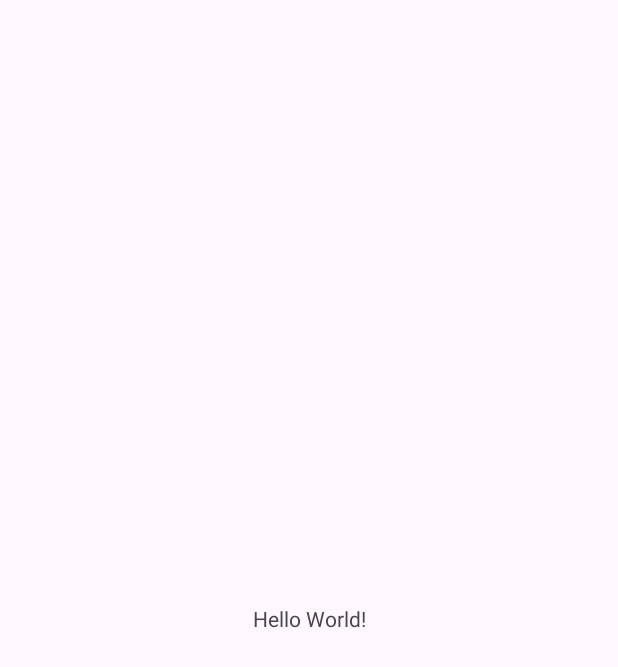
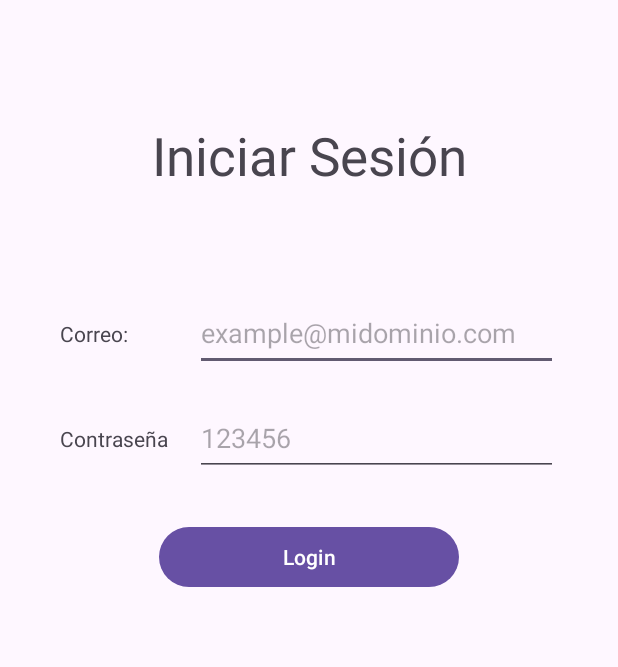
Before and after one commit to maicolfernandoffsa/clase13, an Android app: the screen it shows after launch (MainActivity), on a phone screen of 412 x 824 dp. Before the commit the part shown is almost empty. Shown: the top 667 px of the screen. Run offline under Robolectric (Android 15) with nearby library versions, the phone set to English and light mode, and no system bars; our stand-ins replace Dagger/Hilt's generated code; 3 statements that could not run were skipped.

Commit message:
Sesion 3

```diff
--- a/app/build.gradle
+++ b/app/build.gradle
@@ -53,6 +53,7 @@ dependencies {
 
     //Dagger
     implementation 'com.google.dagger:hilt-android:2.40'
+    implementation 'androidx.lifecycle:lifecycle-viewmodel-ktx:2.6.1'
     annotationProcessor 'com.google.dagger:hilt-android-compiler:2.40.5'
     implementation 'androidx.hilt:hilt-lifecycle-viewmodel:1.0.0-alpha03'
     annotationProcessor'androidx.hilt:hilt-compiler:1.0.0'
@@ -71,7 +72,5 @@ dependencies {
     implementation 'com.google.android.material:material:1.5.0'
     implementation 'androidx.constraintlayout:constraintlayout:2.1.4'
     implementation 'com.google.firebase:firebase-auth-ktx:21.0.3'
-    testImplementation 'junit:junit:4.13.2'
-    androidTestImplementation 'androidx.test.ext:junit:1.1.5'
     androidTestImplementation 'androidx.test.espresso:espresso-core:3.5.1'
 }
--- /dev/null
+++ b/app/src/main/java/com/example/sesion13/ui/auth/Login.kt
@@ -0,0 +1,107 @@
+package com.example.sesion13.ui.auth
+
+import androidx.lifecycle.ViewModelProvider
+import android.os.Bundle
+import androidx.fragment.app.Fragment
+import android.view.LayoutInflater
+import android.view.View
+import android.view.ViewGroup
+import androidx.fragment.app.viewModels
+import androidx.navigation.NavGraph
+import androidx.navigation.fragment.findNavController
+import com.example.sesion13.databinding.FragmentRegisterBinding
+import com.example.sesion13.databinding.FragmentLoginBinding
+import com.example.sesion13.util.*
+import dagger.hilt.android.AndroidEntryPoint
+import com.example.sesion13.R
+
+class Login : Fragment() {
+
+    val TAG: String = "RegisterFragment"
+    lateinit var binding: FragmentLoginBinding
+
+    val viewModel: LoginViewModel by viewModels()
+
+    override fun onCreateView(
+        inflater: LayoutInflater, container: ViewGroup?,
+        savedInstanceState: Bundle?
+    ): View? {
+        binding = FragmentLoginBinding.inflate(layoutInflater)
+        return binding.root
+    }
+
+    override fun onActivityCreated(savedInstanceState: Bundle?) {
+        super.onActivityCreated(savedInstanceState)
+        observer()
+        binding.btnLogin.setOnClickListener{
+            if(validation()){
+                viewModel.login(
+                    correo = binding.editCorreo.text.toString(),
+                    contrasena = binding.editPasword.text.toString()
+                )
+            }
+        }
+    }
+
+    fun observer(){
+
+        viewModel.login.observe(viewLifecycleOwner){state ->
+            when(state){
+                is UiState.Loading -> {
+                    binding.btnLogin.setText("")
+                    binding.loginProgress.show()
+                }
+                is UiState.Faile -> {
+                    binding.btnLogin.setText("Login")
+                    binding.loginProgress.hide()
+                    toast(state.error)
+                }
+                is UiState.Success -> {
+                    binding.btnLogin.setText("")
+                    binding.loginProgress.show()
+                    toast(state.data)
+                    findNavController().navigate(R.id.action_loginFragment_to_home_navigation)
+                }
+            }
+        }
+    }
+
+    fun validation(): Boolean {
+        var isValid= true
+
+        if(binding.editCorreo.text.isNullOrEmpty){
+            isValid = false
+            toast("Campo correo no puede estar vacío")
+        }
+        else{
+            if(!binding.editCorreo.text.toString().isValidEmail()){
+                isValid = false
+                toast("Correo es inválido")
+            }
+        }
+        if(binding.editPasword.text.isNullOrEmpty){
+            isValid = false
+            toast("Campo Contraseña no puede estar vacío")
+        }
+        else{
+            if(binding.editPasword.text.toString().length < 6){
+                isValid = false
+                toast("Campo Contraseña no puede tener menos de 6 caracteres")
+            }
+
+        }
+
+        return isValid
+    }
+
+    override  fun onStart(){
+        super.onStart()
+        viewModel.getSession{usuario ->
+            if(usuario != null){
+                findNavController().navigate(R.id.action_loginFragment_to_home_navigation)
+            }
+
+        }
+    }
+
+}
--- a/app/src/main/res/layout/activity_main.xml
+++ b/app/src/main/res/layout/activity_main.xml
@@ -6,10 +6,13 @@
     android:layout_height="match_parent"
     tools:context=".MainActivity">
 
-    <TextView
-        android:layout_width="wrap_content"
-        android:layout_height="wrap_content"
-        android:text="Hello World!"
+    <androidx.fragment.app.FragmentContainerView
+        android:id="@+id/nav_host"
+        android:layout_width="0dp"
+        android:layout_height="0dp"
+        android:name="androidx.navigation.fragment.NavHostFragment"
+        app:defaultNavHost="true"
+        app:navGraph="@navigation/app_navigation"
         app:layout_constraintBottom_toBottomOf="parent"
         app:layout_constraintEnd_toEndOf="parent"
         app:layout_constraintStart_toStartOf="parent"
--- /dev/null
+++ b/app/src/main/res/layout/fragment_login.xml
@@ -0,0 +1,82 @@
+<?xml version="1.0" encoding="utf-8"?>
+<FrameLayout xmlns:android="http://schemas.android.com/apk/res/android"
+    xmlns:tools="http://schemas.android.com/tools"
+    android:layout_width="match_parent"
+    android:layout_height="match_parent"
+    tools:context=".ui.auth.Login">
+
+
+    <LinearLayout
+        android:layout_width="match_parent"
+        android:layout_height="match_parent"
+        android:layout_margin="40dp"
+        android:gravity="center_horizontal"
+        android:orientation="vertical">
+
+
+        <TextView
+            android:id="@+id/textInicioSesion"
+            android:layout_width="match_parent"
+            android:layout_height="wrap_content"
+            android:layout_marginTop="40dp"
+            android:layout_marginBottom="60dp"
+            android:gravity="center"
+            android:text="Iniciar Sesión"
+            android:textSize="35dp" />
+
+        <LinearLayout
+            android:layout_width="match_parent"
+            android:layout_height="50dp"
+            android:layout_marginTop="10dp"
+            android:layout_marginBottom="10dp"
+            android:orientation="horizontal">
+
+            <TextView
+                android:id="@+id/textvCorreo"
+                android:layout_width="90dp"
+                android:layout_height="match_parent"
+                android:gravity="center_vertical"
+                android:text="Correo:" />
+
+            <EditText
+                android:id="@+id/editCorreo"
+                android:layout_width="match_parent"
+                android:layout_height="match_parent"
+                android:gravity="center_vertical"
+                android:hint="example@midominio.com" />
+        </LinearLayout>
+
+        <LinearLayout
+            android:layout_width="match_parent"
+            android:layout_height="50dp"
+            android:layout_marginTop="10dp"
+            android:layout_marginBottom="10dp"
+            android:orientation="horizontal">
+
+            <TextView
+                android:id="@+id/textVPassword"
+                android:layout_width="90dp"
+                android:layout_height="match_parent"
+                android:gravity="center_vertical"
+                android:text="Contraseña" />
+
+            <EditText
+                android:id="@+id/editPasword"
+                android:layout_width="match_parent"
+                android:layout_height="match_parent"
+                android:gravity="center_vertical"
+                android:hint="123456" />
+
+        </LinearLayout>
+
+        <Button
+            android:id="@+id/btnLogin"
+            android:layout_width="200dp"
+            android:layout_height="wrap_content"
+            android:layout_marginTop="20dp"
+            android:gravity="center"
+            android:text="Login" />
+
+    </LinearLayout>
+
+</FrameLayout>
--- /dev/null
+++ b/app/src/main/res/navigation/app_navigation.xml
@@ -0,0 +1,45 @@
+<?xml version="1.0" encoding="utf-8"?>
+<navigation xmlns:android="http://schemas.android.com/apk/res/android"
+    xmlns:app="http://schemas.android.com/apk/res-auto"
+    xmlns:tools="http://schemas.android.com/tools"
+    android:id="@+id/app_navigation.xml"
+    app:startDestination="@id/loginFragment"
+    >
+
+    <fragment
+        android:id="@+id/registerFragment"
+        android:name="com.example.sesion13.ui.auth.RegisterFragment"
+        android:label="register_fragment">
+
+    <action
+        android:id="@+id/action_registerFragment_to_home_navigation"
+        app:destination="@+id/home_navigation"/>
+    </fragment>
+
+    <fragment
+        android:id="@+id/loginFragment"
+        android:name="com.example.sesion13.ui.auth.Login"
+        android:label="login_fragment"
+        tools:layout="@layout/fragment_login">
+
+    <action
+        android:id="@+id/action_loginFragment_to_registerFragment"
+        app:destination="@+id/registerFragment"/>
+    <action
+        android:id="@+id/action_loginFragment_to_recuperarContraseña"
+        app:destination="@+id/recuperarContraseña"/>
+    <action
+        android:id="@+id/action_loginFragment_to_home_navigation"
+        app:destination="@+id/home_navigation"/>
+    </fragment>
+
+    <fragment
+        android:id="@+id/recuperarContraseña"
+        android:name="com.example.sesion13.ui.auth.RecuperarContrasenaFragment"
+        android:label="fragment_recuperar_contrasena"
+        tools:layout="@layout/fragment_recuperar_contrasena">
+    </fragment>
+
+    <include app:graph="@navigation/home_navigation" />
+
+</navigation>
--- /dev/null
+++ b/app/src/main/res/navigation/home_navigation.xml
@@ -0,0 +1,22 @@
+<?xml version="1.0" encoding="utf-8"?>
+<navigation xmlns:android="http://schemas.android.com/apk/res/android"
+    xmlns:app="http://schemas.android.com/apk/res-auto"
+    xmlns:tools="http://schemas.android.com/tools"
+    app:startDestination="@id/homeFragment"
+    android:id="@+id/home_navigation">
+
+    <fragment
+        android:id="@+id/homeFragment"
+        android:name="com.example.sesion13.ui.home.HomeFragment"
+        android:label="fragment_home"
+        tools:layout="@layout/fragment_home">
+
+        <action
+            android:id="@+id/action_HomeFragment_to_loginFragment"
+            app:destination="@+id/loginFragment"
+            app:popUpTo="@id/loginFragment"
+            app:popUpToInclusive="true"
+            />
+    </fragment>
+
+</navigation>
```
Also changed, not shown: app/src/main/java/com/example/sesion13/data/repository/AuthRepositoryImp.kt (+46 -5 lines), app/src/main/java/com/example/sesion13/ui/auth/LoginViewModel.kt (added, +32 -0 lines), app/src/main/java/com/example/sesion13/ui/auth/RecuperarContrasenaFragment.kt (added, +32 -0 lines), app/src/main/java/com/example/sesion13/ui/auth/RecuperarContrasenaViewModel.kt (added, +7 -0 lines), app/src/main/java/com/example/sesion13/ui/auth/RegisterFragment.kt (added, +32 -0 lines), app/src/main/java/com/example/sesion13/ui/auth/RegisterViewModel.kt (added, +7 -0 lines), app/src/main/java/com/example/sesion13/ui/home/HomeFragment.kt (added, +32 -0 lines), app/src/main/java/com/example/sesion13/ui/home/HomeViewModel.kt (added, +7 -0 lines), app/src/main/res/layout/fragment_home.xml (added, +13 -0 lines), app/src/main/res/layout/fragment_recuperar_contrasena.xml (added, +13 -0 lines), app/src/main/res/layout/fragment_register.xml (added, +127 -0 lines).
